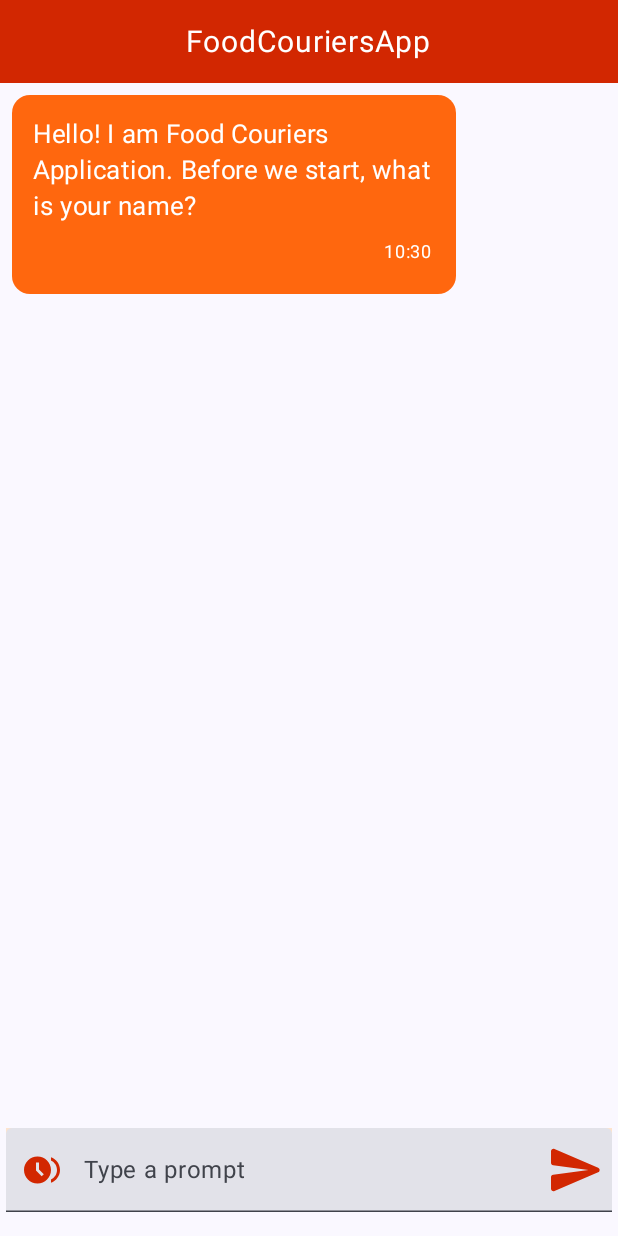
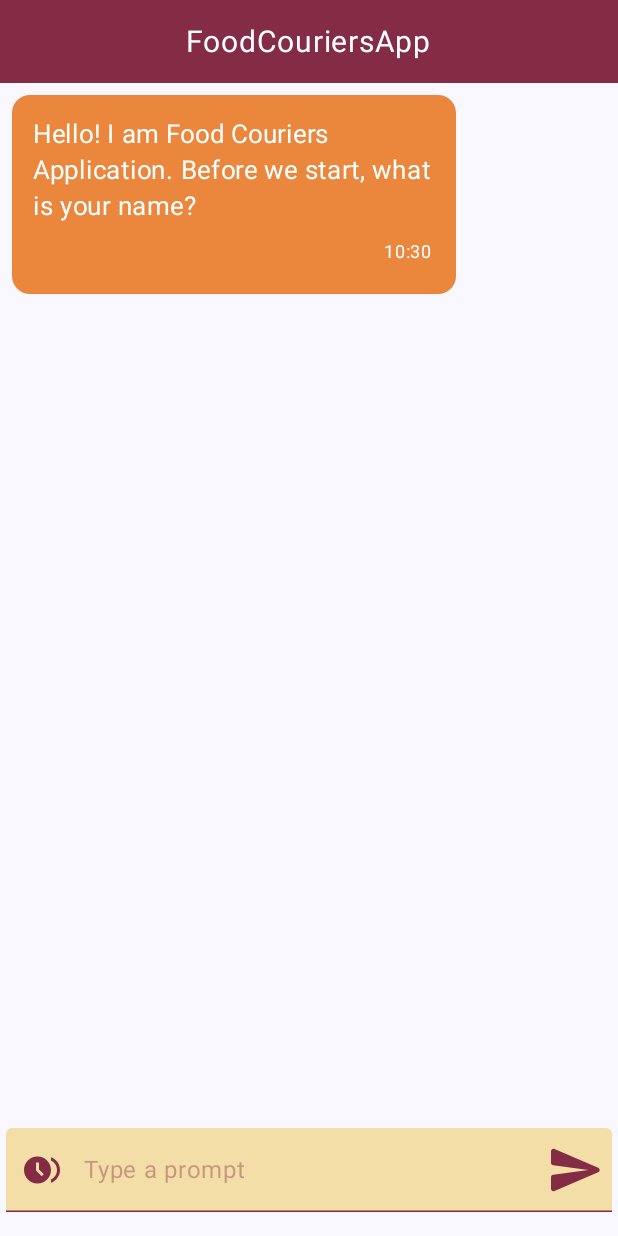
Before and after one commit to IremSever/FoodCouriersApp, an Android app built with Jetpack Compose: the screen it shows after launch (MainActivity), on a phone screen of 412 x 824 dp. Run offline under Robolectric (Android 15) with nearby library versions, the phone set to English and light mode, and no system bars.

Commit message:
Color palette is defined. Enter click to send any request is set.

```diff
--- a/app/src/main/java/com/irem/foodcouriersapp/MainActivity.kt
+++ b/app/src/main/java/com/irem/foodcouriersapp/MainActivity.kt
@@ -23,6 +23,7 @@ import androidx.compose.ui.res.stringResource
 import androidx.compose.ui.unit.dp
 import androidx.compose.ui.unit.sp
 import com.irem.foodcouriersapp.ui.theme.FoodCouriersAppTheme
+import com.irem.foodcouriersapp.ui.theme.TopAppBarColor
 import com.irem.foodcouriersapp.view.ChatScreen
 import kotlinx.coroutines.flow.MutableStateFlow
 import kotlinx.coroutines.flow.update
@@ -55,7 +56,7 @@ class MainActivity : ComponentActivity() {
                             Box(
                                 modifier = Modifier
                                     .fillMaxWidth()
-                                    .background(color = Color(android.graphics.Color.parseColor("#D22701")))
+                                    .background(color = TopAppBarColor)
                                     .height(55.dp)
                                     .padding(horizontal = 20.dp)
                             ) {
--- a/app/src/main/java/com/irem/foodcouriersapp/model/data/ChatData.kt
+++ b/app/src/main/java/com/irem/foodcouriersapp/model/data/ChatData.kt
@@ -8,8 +8,7 @@ import kotlinx.coroutines.withContext
 import java.util.Date
 
 object ChatData {
-
-    val API_KEY = "NEW_API_KEY"
+    val API_KEY = "YOUR_API_KEY"
 
     suspend fun getResponse(prompt: String): Chat{
 
--- a/app/src/main/java/com/irem/foodcouriersapp/ui/theme/Color.kt
+++ b/app/src/main/java/com/irem/foodcouriersapp/ui/theme/Color.kt
@@ -9,3 +9,9 @@ val Pink80 = Color(0xFFEFB8C8)
 val Purple40 = Color(0xFF6650a4)
 val PurpleGrey40 = Color(0xFF625b71)
 val Pink40 = Color(0xFF7D5260)
+
+val TextFieldBackgroundColor = Color(0xFFF2DEA6)
+val TopAppBarColor = Color(0xFF842B45)
+val PlaceHolderColor = Color(0x66842B45)
+val UserRequestColor = Color(0xFF7EA45E)
+val ChatBotResponseColor = Color(0xFFEA873D)
--- a/app/src/main/java/com/irem/foodcouriersapp/view/ChatScreen.kt
+++ b/app/src/main/java/com/irem/foodcouriersapp/view/ChatScreen.kt
@@ -26,13 +26,17 @@ import androidx.compose.foundation.lazy.rememberLazyListState
 import androidx.compose.foundation.shape.RoundedCornerShape
 import androidx.compose.foundation.text.KeyboardActions
 import androidx.compose.foundation.text.KeyboardOptions
+import androidx.compose.foundation.text.selection.TextSelectionColors
 import androidx.compose.material.icons.Icons
 import androidx.compose.material.icons.filled.BrowseGallery
 import androidx.compose.material.icons.rounded.Send
+import androidx.compose.material3.ExperimentalMaterial3Api
 import androidx.compose.material3.Icon
 import androidx.compose.material3.MaterialTheme
 import androidx.compose.material3.Text
 import androidx.compose.material3.TextField
+import androidx.compose.material3.TextFieldColors
+import androidx.compose.material3.TextFieldDefaults
 import androidx.compose.runtime.Composable
 import androidx.compose.runtime.LaunchedEffect
 import androidx.compose.runtime.collectAsState
@@ -58,6 +62,11 @@ import coil.compose.AsyncImagePainter
 import coil.compose.rememberAsyncImagePainter
 import coil.request.ImageRequest
 import coil.size.Size
+import com.irem.foodcouriersapp.ui.theme.ChatBotResponseColor
+import com.irem.foodcouriersapp.ui.theme.PlaceHolderColor
+import com.irem.foodcouriersapp.ui.theme.TextFieldBackgroundColor
+import com.irem.foodcouriersapp.ui.theme.TopAppBarColor
+import com.irem.foodcouriersapp.ui.theme.UserRequestColor
 import com.irem.foodcouriersapp.viewmodel.ChatViewModel
 import com.irem.foodcouriersapp.viewmodel.event.ChatUIEvent
 import kotlinx.coroutines.delay
@@ -67,6 +76,7 @@ import java.text.SimpleDateFormat
 import java.util.Date
 import java.util.Locale
 
+@OptIn(ExperimentalMaterial3Api::class)
 @Composable
 fun ChatScreen(paddingValues: PaddingValues, imagePicker: ActivityResultLauncher<PickVisualMediaRequest>, uriState: MutableStateFlow<String>) {
     val chatViewModel = viewModel<ChatViewModel>()
@@ -124,8 +134,7 @@ fun ChatScreen(paddingValues: PaddingValues, imagePicker: ActivityResultLauncher
         ) {
             TextField(
                 modifier = Modifier
-                    .weight(1f)
-                    .background(Color(android.graphics.Color.parseColor("#FDE4CE"))),
+                    .weight(1f),
                 value = chatState.prompt,
                 onValueChange = {
                     chatViewModel.onEvent(ChatUIEvent.UpdatePrompt(it))
@@ -158,7 +167,7 @@ fun ChatScreen(paddingValues: PaddingValues, imagePicker: ActivityResultLauncher
                             Icon(
                                 imageVector = Icons.Default.BrowseGallery,
                                 contentDescription = "Add Photo",
-                                tint = Color(android.graphics.Color.parseColor("#D22701"))
+                                tint = TopAppBarColor
                             )
                         }
                     }
@@ -179,7 +188,7 @@ fun ChatScreen(paddingValues: PaddingValues, imagePicker: ActivityResultLauncher
                             },
                         imageVector = Icons.Rounded.Send,
                         contentDescription = "Send prompt",
-                        tint = Color(android.graphics.Color.parseColor("#D22701"))
+                        tint = TopAppBarColor
                     )
                 },
                 keyboardOptions = KeyboardOptions(
@@ -188,10 +197,34 @@ fun ChatScreen(paddingValues: PaddingValues, imagePicker: ActivityResultLauncher
                 ),
                 keyboardActions = KeyboardActions(
                     onSend = {
-                        Log.i("ImeAction", "clicked")
+                        chatViewModel.onEvent(
+                            ChatUIEvent.SendPrompt(
+                                chatState.prompt,
+                                bitmap
+                            )
+                        )
+                        uriState.update { "" }
                         keyboardController?.hide()
                     }
                 ),
+                singleLine = true,
+                colors = TextFieldDefaults.textFieldColors(
+                    focusedTextColor = TopAppBarColor,
+                    unfocusedTextColor = TopAppBarColor,
+                    disabledTextColor = TopAppBarColor,
+                    disabledIndicatorColor = TopAppBarColor,
+                    focusedIndicatorColor = TopAppBarColor,
+                    unfocusedIndicatorColor = TopAppBarColor,
+                    containerColor = TextFieldBackgroundColor,
+                    disabledPlaceholderColor = PlaceHolderColor,
+                    focusedPlaceholderColor = PlaceHolderColor,
+                    unfocusedPlaceholderColor = PlaceHolderColor,
+                    cursorColor = TopAppBarColor,
+                    selectionColors = TextSelectionColors(
+                        handleColor = TopAppBarColor,
+                        backgroundColor = PlaceHolderColor
+                    )
+                )
             )
         }
     }
@@ -205,7 +238,7 @@ fun UserChatItem(prompt: String, bitmap: Bitmap?, sentTime: Date) {
             modifier = Modifier
                 .fillMaxWidth()
                 .clip(RoundedCornerShape(12.dp))
-                .background(color = Color(android.graphics.Color.parseColor("#AAD15F")))
+                .background(color = UserRequestColor)
                 .padding(14.dp),
         ) {
             bitmap?.let {
@@ -248,13 +281,7 @@ fun ModelChatItem(response: String, sentTime: Date) {
             modifier = Modifier
                 .fillMaxWidth()
                 .clip(RoundedCornerShape(12.dp))
-                .background(
-                    color = androidx.compose.ui.graphics.Color(
-                        android.graphics.Color.parseColor(
-                            "#FF670E"
-                        )
-                    )
-                )
+                .background(color = ChatBotResponseColor)
                 .padding(14.dp)
         ) {
             Text(
--- a/app/src/main/java/com/irem/foodcouriersapp/viewmodel/event/ChatUIEvent.kt
+++ b/app/src/main/java/com/irem/foodcouriersapp/viewmodel/event/ChatUIEvent.kt
@@ -3,7 +3,6 @@ package com.irem.foodcouriersapp.viewmodel.event
 import android.graphics.Bitmap
 
 sealed class ChatUIEvent {
-
     data class UpdatePrompt(val newPrompt: String): ChatUIEvent()
 
     data class SendPrompt(
```
